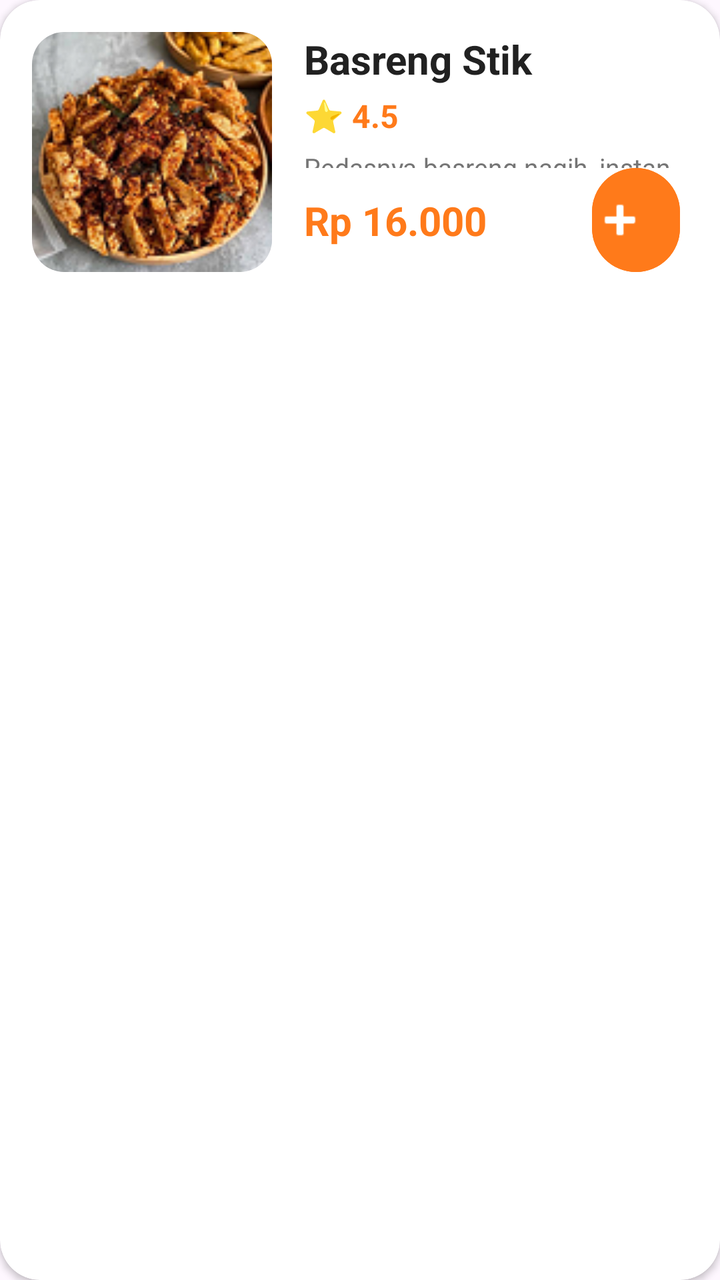
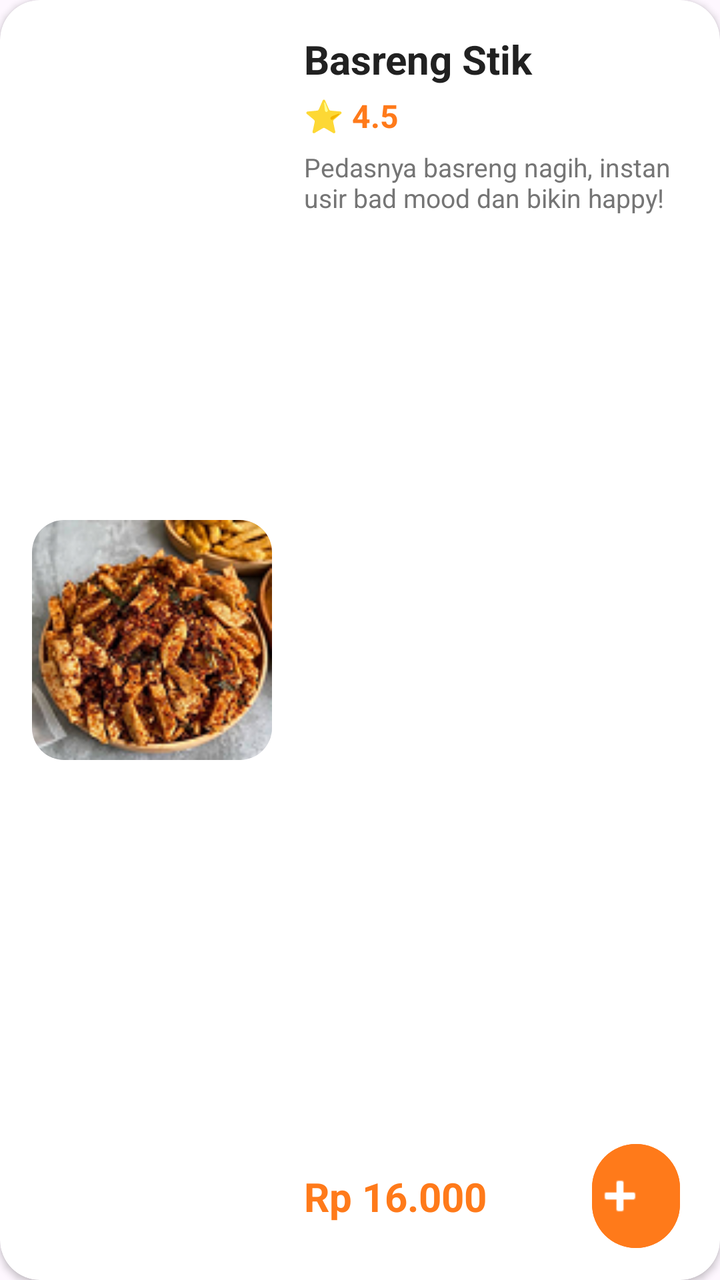

An Android layout rendered at two revisions. The XML below is the earlier revision; the diff shows what the commit changed to produce the second picture.
<!-- AndroidManifest.xml: application theme Theme.Cemil_feels -->
<!-- res/layout/item_snack.xml -->
<?xml version="1.0" encoding="utf-8"?>
<com.google.android.material.card.MaterialCardView xmlns:android="http://schemas.android.com/apk/res/android"
    xmlns:app="http://schemas.android.com/apk/res-auto"
    xmlns:tools="http://schemas.android.com/tools"
    android:layout_width="match_parent"
    android:layout_height="match_parent"
    android:layout_marginHorizontal="4dp"
    android:layout_marginVertical="8dp"
    app:cardCornerRadius="20dp"
    app:cardElevation="2dp"
    app:strokeWidth="0dp"
    app:cardBackgroundColor="#FFFFFF">

    <androidx.constraintlayout.widget.ConstraintLayout
        android:layout_width="match_parent"
        android:layout_height="wrap_content"
        android:padding="16dp">

        
        <com.google.android.material.card.MaterialCardView
            android:id="@+id/card_snack_img"
            android:layout_width="120dp"
            android:layout_height="120dp"
            app:cardCornerRadius="16dp"
            app:cardElevation="0dp"
            app:strokeWidth="0dp"
            app:layout_constraintBottom_toBottomOf="parent"
            app:layout_constraintStart_toStartOf="parent"
            app:layout_constraintTop_toTopOf="parent">
            
            <ImageView
                android:id="@+id/iv_snack_image"
                android:layout_width="match_parent"
                android:layout_height="match_parent"
                android:scaleType="centerCrop"
                android:src="@drawable/basreng_stik"
                tools:ignore="ContentDescription" />
        </com.google.android.material.card.MaterialCardView>

        
        <LinearLayout
            android:id="@+id/content_container"
            android:layout_width="0dp"
            android:layout_height="0dp"
            android:layout_marginStart="16dp"
            android:orientation="vertical"
            app:layout_constraintEnd_toEndOf="parent"
            app:layout_constraintStart_toEndOf="@id/card_snack_img"
            app:layout_constraintTop_toTopOf="parent"
            app:layout_constraintBottom_toTopOf="@id/bottom_row">

            
            <TextView
                android:id="@+id/tv_snack_name"
                android:layout_width="match_parent"
                android:layout_height="wrap_content"
                android:ellipsize="end"
                android:maxLines="1"
                android:text="Basreng Stik"
                android:textColor="#212121"
                android:textSize="20sp"
                android:textStyle="bold" />

            
            <TextView
                android:id="@+id/tv_snack_rating"
                android:layout_width="wrap_content"
                android:layout_height="wrap_content"
                android:layout_marginTop="4dp"
                android:text="⭐ 4.5"
                android:textColor="#FF7A1A"
                android:textSize="16sp"
                android:textStyle="bold" />

            
            <TextView
                android:id="@+id/tv_snack_description"
                android:layout_width="match_parent"
                android:layout_height="wrap_content"
                android:layout_marginTop="6dp"
                android:ellipsize="end"
                android:maxLines="2"
                android:text="Pedasnya basreng nagih, instan usir bad mood dan bikin happy!"
                android:textColor="#757575"
                android:textSize="13sp" />
        </LinearLayout>

        <androidx.constraintlayout.widget.ConstraintLayout
            android:id="@+id/bottom_row"
            android:layout_width="0dp"
            android:layout_height="wrap_content"
            android:layout_marginStart="16dp"
            app:layout_constraintBottom_toBottomOf="parent"
            app:layout_constraintEnd_toEndOf="parent"
            app:layout_constraintStart_toEndOf="@id/card_snack_img">

            
            <TextView
                android:id="@+id/tv_snack_price"
                android:layout_width="0dp"
                android:layout_height="wrap_content"
                android:text="Rp 16.000"
                android:textColor="#FF7A1A"
                android:textSize="20sp"
                android:textStyle="bold"
                android:maxLines="1"
                android:ellipsize="none"
                app:layout_constraintBottom_toBottomOf="parent"
                app:layout_constraintEnd_toStartOf="@+id/btn_add_snack"
                app:layout_constraintStart_toStartOf="parent"
                app:layout_constraintTop_toTopOf="parent"
                android:layout_marginEnd="8dp"/>

            
            <com.google.android.material.button.MaterialButton
                android:id="@+id/btn_add_snack"
                style="@style/Widget.Material3.Button.IconButton.Filled"
                android:layout_width="52dp"
                android:layout_height="52dp"
                android:backgroundTint="#FF7A1A"
                app:cornerRadius="26dp"
                android:padding="0dp"
                android:insetTop="0dp"
                android:insetBottom="0dp"
                app:icon="@android:drawable/ic_input_add"
                app:iconSize="28dp"
                app:iconTint="@android:color/white"
                app:layout_constraintBottom_toBottomOf="parent"
                app:layout_constraintEnd_toEndOf="parent"
                app:layout_constraintTop_toTopOf="parent"
                tools:ignore="ContentDescription" />

        </androidx.constraintlayout.widget.ConstraintLayout>

    </androidx.constraintlayout.widget.ConstraintLayout>
</com.google.android.material.card.MaterialCardView>
<!-- resources referenced by this layout -->
<resources>
  <!-- drawable basreng_stik: png bitmap (drawable, 32994 bytes) -->
  <style name="Theme.Cemil_feels" parent="Base.Theme.Cemil_feels" />
  <style name="Base.Theme.Cemil_feels" parent="Theme.Material3.DayNight.NoActionBar">
          
          
      </style>
</resources>

<!-- the commit's change to res/layout/item_snack.xml (unified diff, before → after) -->
@@ -13,7 +13,7 @@
 
     <androidx.constraintlayout.widget.ConstraintLayout
         android:layout_width="match_parent"
-        android:layout_height="wrap_content"
+        android:layout_height="match_parent"
         android:padding="16dp">
 
         
